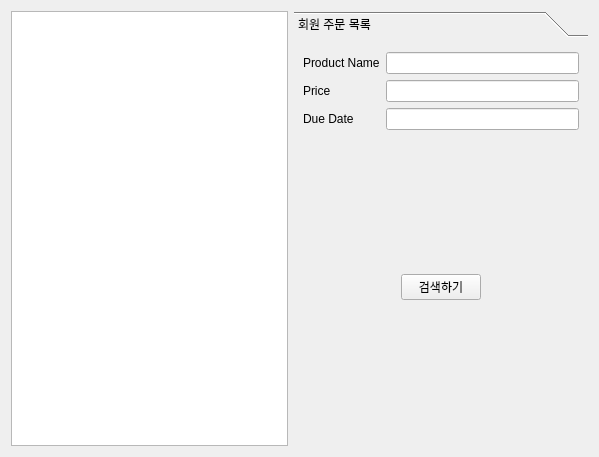
First picture: the form in securitySoftProd_Client/admininfoform_ol.ui, repository Hyun-nine-CH/securitySoftProd, before the edit.
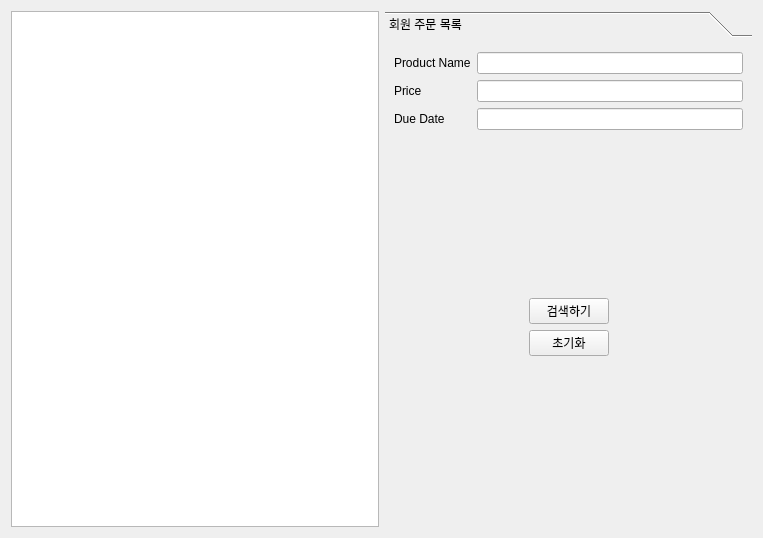
Second picture: the form after the edit.

```diff
--- a/securitySoftProd_Client/admininfoform_ol.ui
+++ b/securitySoftProd_Client/admininfoform_ol.ui
@@ -6,8 +6,8 @@
    <rect>
     <x>0</x>
     <y>0</y>
-    <width>599</width>
-    <height>457</height>
+    <width>763</width>
+    <height>538</height>
    </rect>
   </property>
   <property name="windowTitle">
@@ -27,8 +27,8 @@
        <rect>
         <x>0</x>
         <y>0</y>
-        <width>282</width>
-        <height>399</height>
+        <width>364</width>
+        <height>480</height>
        </rect>
       </property>
       <attribute name="label">
@@ -36,8 +36,8 @@
       </attribute>
       <layout class="QVBoxLayout" name="verticalLayout_2">
        <item>
-        <layout class="QGridLayout" name="gridLayout">
-         <item row="0" column="0">
+        <layout class="QVBoxLayout" name="verticalLayout">
+         <item>
           <layout class="QFormLayout" name="formLayout_2">
            <item row="0" column="0">
             <widget class="QLabel" name="label_7">
@@ -71,8 +71,6 @@
            </item>
           </layout>
          </item>
-         <item row="1" column="0">
-          <layout class="QVBoxLayout" name="verticalLayout">
            <item>
             <spacer name="verticalSpacer">
              <property name="orientation">
@@ -123,6 +121,43 @@
              </item>
             </layout>
            </item>
+         <item>
+          <layout class="QHBoxLayout" name="horizontalLayout_3">
+           <item>
+            <spacer name="horizontalSpacer_6">
+             <property name="orientation">
+              <enum>Qt::Orientation::Horizontal</enum>
+             </property>
+             <property name="sizeHint" stdset="0">
+              <size>
+               <width>98</width>
+               <height>20</height>
+              </size>
+             </property>
+            </spacer>
+           </item>
+           <item>
+            <widget class="QPushButton" name="pushButton_OS_Reset">
+             <property name="text">
+              <string>초기화</string>
+             </property>
+            </widget>
+           </item>
+           <item>
+            <spacer name="horizontalSpacer_7">
+             <property name="orientation">
+              <enum>Qt::Orientation::Horizontal</enum>
+             </property>
+             <property name="sizeHint" stdset="0">
+              <size>
+               <width>98</width>
+               <height>20</height>
+              </size>
+             </property>
+            </spacer>
+           </item>
+          </layout>
+         </item>
            <item>
             <spacer name="verticalSpacer_3">
              <property name="orientation">
@@ -131,12 +166,10 @@
              <property name="sizeHint" stdset="0">
               <size>
                <width>20</width>
-               <height>68</height>
+             <height>48</height>
               </size>
              </property>
             </spacer>
-           </item>
-          </layout>
          </item>
         </layout>
        </item>
```
Lines whose indentation alone changed are shown as unchanged.
